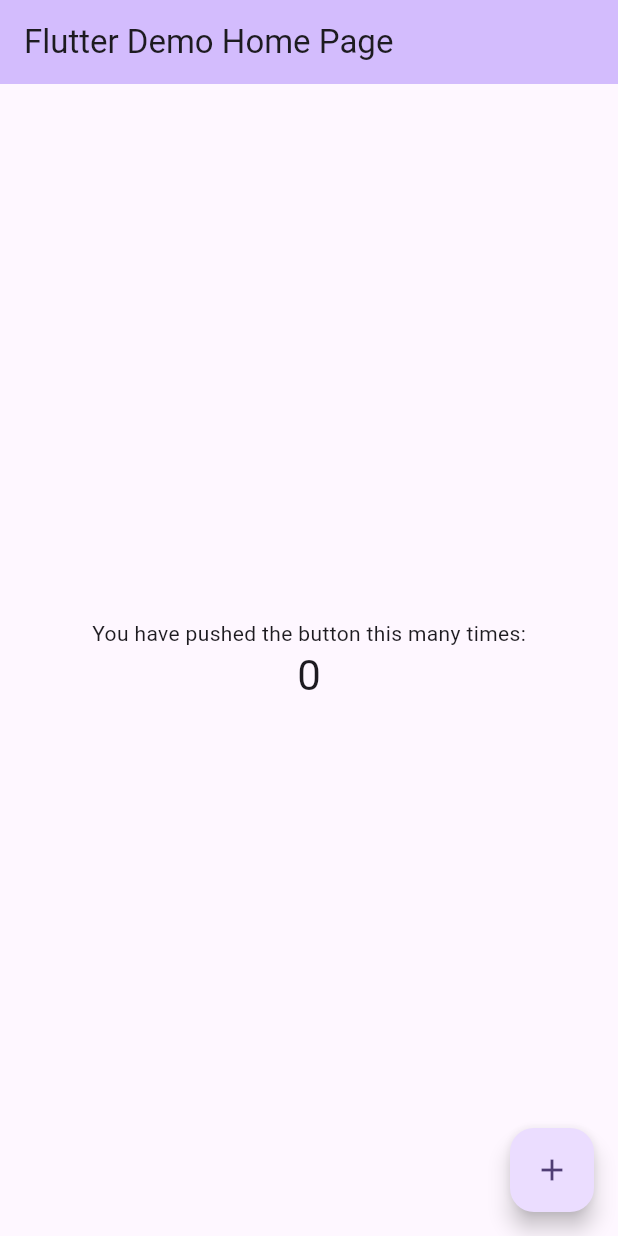
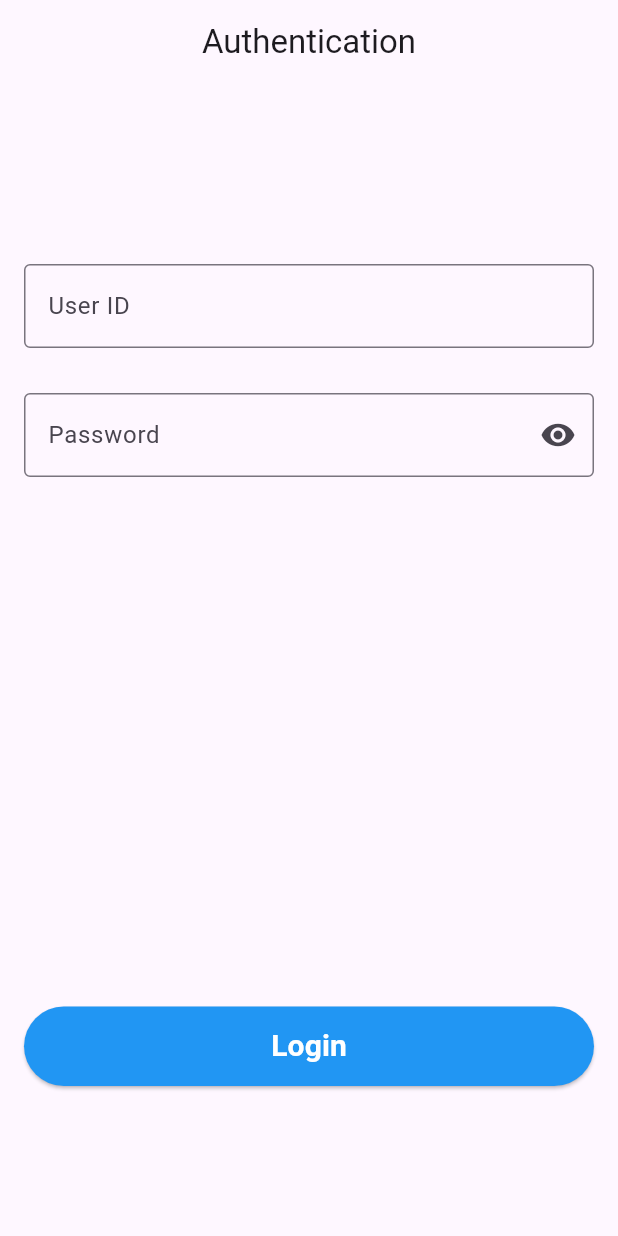
Before and after one commit to subhambiswas377flutternml/client_app, a Flutter app: the screen it shows after launch, on a phone screen of 412 x 824 dp. Run offline on Flutter 3.47's test engine with Material 3 defaults, Android fonts, the phone set to English and light mode, and no system bars; our stand-ins replace hive; accounts and stored records are empty.

Commit message:
made some progress

```diff
--- a/lib/main.dart
+++ b/lib/main.dart
@@ -1,122 +1,21 @@
+import 'package:customer_app/presentation/UI/screens/landing_screen.dart';
+import 'package:customer_app/utils/cache_manager.dart';
 import 'package:flutter/material.dart';
 
-void main() {
-  runApp(const MyApp());
+Future<void> main() async {
+  WidgetsFlutterBinding.ensureInitialized();
+  await CacheManager.init();
+  runApp(const App());
 }
 
-class MyApp extends StatelessWidget {
-  const MyApp({super.key});
+class App extends StatelessWidget{
+  const App({super.key});
 
-  // This widget is the root of your application.
   @override
-  Widget build(BuildContext context) {
+  Widget build(BuildContext context){
     return MaterialApp(
-      title: 'Flutter Demo',
-      theme: ThemeData(
-        // This is the theme of your application.
-        //
-        // TRY THIS: Try running your application with "flutter run". You'll see
-        // the application has a purple toolbar. Then, without quitting the app,
-        // try changing the seedColor in the colorScheme below to Colors.green
-        // and then invoke "hot reload" (save your changes or press the "hot
-        // reload" button in a Flutter-supported IDE, or press "r" if you used
-        // the command line to start the app).
-        //
-        // Notice that the counter didn't reset back to zero; the application
-        // state is not lost during the reload. To reset the state, use hot
-        // restart instead.
-        //
-        // This works for code too, not just values: Most code changes can be
-        // tested with just a hot reload.
-        colorScheme: ColorScheme.fromSeed(seedColor: Colors.deepPurple),
-      ),
-      home: const MyHomePage(title: 'Flutter Demo Home Page'),
+      debugShowCheckedModeBanner: false,
+      home: LandingScreen(),
     );
   }
 }
-
-class MyHomePage extends StatefulWidget {
-  const MyHomePage({super.key, required this.title});
-
-  // This widget is the home page of your application. It is stateful, meaning
-  // that it has a State object (defined below) that contains fields that affect
-  // how it looks.
-
-  // This class is the configuration for the state. It holds the values (in this
-  // case the title) provided by the parent (in this case the App widget) and
-  // used by the build method of the State. Fields in a Widget subclass are
-  // always marked "final".
-
-  final String title;
-
-  @override
-  State<MyHomePage> createState() => _MyHomePageState();
-}
-
-class _MyHomePageState extends State<MyHomePage> {
-  int _counter = 0;
-
-  void _incrementCounter() {
-    setState(() {
-      // This call to setState tells the Flutter framework that something has
-      // changed in this State, which causes it to rerun the build method below
-      // so that the display can reflect the updated values. If we changed
-      // _counter without calling setState(), then the build method would not be
-      // called again, and so nothing would appear to happen.
-      _counter++;
-    });
-  }
-
-  @override
-  Widget build(BuildContext context) {
-    // This method is rerun every time setState is called, for instance as done
-    // by the _incrementCounter method above.
-    //
-    // The Flutter framework has been optimized to make rerunning build methods
-    // fast, so that you can just rebuild anything that needs updating rather
-    // than having to individually change instances of widgets.
-    return Scaffold(
-      appBar: AppBar(
-        // TRY THIS: Try changing the color here to a specific color (to
-        // Colors.amber, perhaps?) and trigger a hot reload to see the AppBar
-        // change color while the other colors stay the same.
-        backgroundColor: Theme.of(context).colorScheme.inversePrimary,
-        // Here we take the value from the MyHomePage object that was created by
-        // the App.build method, and use it to set our appbar title.
-        title: Text(widget.title),
-      ),
-      body: Center(
-        // Center is a layout widget. It takes a single child and positions it
-        // in the middle of the parent.
-        child: Column(
-          // Column is also a layout widget. It takes a list of children and
-          // arranges them vertically. By default, it sizes itself to fit its
-          // children horizontally, and tries to be as tall as its parent.
-          //
-          // Column has various properties to control how it sizes itself and
-          // how it positions its children. Here we use mainAxisAlignment to
-          // center the children vertically; the main axis here is the vertical
-          // axis because Columns are vertical (the cross axis would be
-          // horizontal).
-          //
-          // TRY THIS: Invoke "debug painting" (choose the "Toggle Debug Paint"
-          // action in the IDE, or press "p" in the console), to see the
-          // wireframe for each widget.
-          mainAxisAlignment: MainAxisAlignment.center,
-          children: <Widget>[
-            const Text('You have pushed the button this many times:'),
-            Text(
-              '$_counter',
-              style: Theme.of(context).textTheme.headlineMedium,
-            ),
-          ],
-        ),
-      ),
-      floatingActionButton: FloatingActionButton(
-        onPressed: _incrementCounter,
-        tooltip: 'Increment',
-        child: const Icon(Icons.add),
-      ), // This trailing comma makes auto-formatting nicer for build methods.
-    );
-  }
-}
--- /dev/null
+++ b/lib/presentation/UI/screens/auth_screen.dart
@@ -0,0 +1,67 @@
+import 'package:customer_app/presentation/UI/screens/home_screen.dart';
+import 'package:customer_app/presentation/UI/widgets/custom_text_field.dart';
+import 'package:customer_app/presentation/UI/widgets/primary_button.dart';
+import 'package:flutter/material.dart';
+
+class AuthScreen extends StatefulWidget {
+  const AuthScreen({super.key});
+
+  @override
+  State<AuthScreen> createState() => _AuthScreenState();
+}
+
+class _AuthScreenState extends State<AuthScreen> {
+  late final TextEditingController userIdController;
+  late final TextEditingController pswdController;
+
+  @override
+  void initState(){
+    super.initState();
+    userIdController = TextEditingController();
+    pswdController = TextEditingController();
+  }
+
+  @override
+  Widget build(BuildContext context) {
+    return Scaffold(
+      resizeToAvoidBottomInset: false,
+      appBar: AppBar(
+        centerTitle: true,
+        title: Text("Authentication"),
+      ),
+
+      body: Padding(
+        padding: EdgeInsets.symmetric(horizontal: 16),
+        child: Column(
+          crossAxisAlignment: CrossAxisAlignment.stretch,
+          children: [
+            const SizedBox(height: 120,),
+            CustomTextField(
+              controller: userIdController,
+              label: "User ID",
+              hint: "Enter user ID",
+              validator: (val){
+                return "";
+              },
+            ),
+            const SizedBox(height: 30,),
+            CustomTextField(
+              controller: pswdController,
+              label: "Password",
+              hint: "Enter password",
+              isPswd: true,
+              validator: (val){
+                return "";
+              },
+            ),
+            const Spacer(),
+            PrimaryButton(text: "Login", onClick: (){
+              Navigator.of(context).push(MaterialPageRoute(builder: (_)=> const HomeScreen()));
+            }),
+            const SizedBox(height: 100,),
+          ],
+        ),
+      ),
+    );
+  }
+}
--- /dev/null
+++ b/lib/presentation/UI/widgets/custom_text_field.dart
@@ -0,0 +1,46 @@
+import 'package:flutter/material.dart';
+
+class CustomTextField extends StatelessWidget {
+  final String? label;
+  final String? hint;
+  final TextEditingController? controller;
+  final String? Function(String?) validator;
+  final bool isPswd;
+  const CustomTextField({
+    this.hint,
+    this.label,
+    this.controller,
+    required this.validator,
+    this.isPswd = false,
+    super.key
+    });
+
+  @override
+  Widget build(BuildContext context) {
+    final ValueNotifier<bool> hideContent = ValueNotifier<bool>(isPswd?true:false);
+
+    return ValueListenableBuilder<bool>(
+      valueListenable: hideContent,
+      builder: (context, showPswd, child) {
+        return TextFormField(
+                    controller: controller,
+                    obscureText: showPswd,
+                    decoration: InputDecoration(
+                      labelText: label,
+                      hintText: hint,
+                      suffixIcon: isPswd? InkWell(
+                        onTap: (){
+                          hideContent.value = !hideContent.value;
+                        },
+                        child: Icon(Icons.visibility),
+                        ):null,
+                      border: OutlineInputBorder(),
+                    ),
+                    validator: (value) {
+                      return validator.call(value);
+                    },
+                  );
+      }
+    );
+  }
+}
--- /dev/null
+++ b/lib/presentation/UI/widgets/primary_button.dart
@@ -0,0 +1,30 @@
+import 'package:flutter/material.dart';
+
+class PrimaryButton extends StatelessWidget {
+  final String text;
+  final Function() onClick;
+  const PrimaryButton({
+    required this.text,
+    required this.onClick,
+    super.key});
+
+  @override
+  Widget build(BuildContext context) {
+    return ElevatedButton(
+              onPressed: (){
+                onClick.call();
+              },
+              style: ElevatedButton.styleFrom(
+                padding: EdgeInsets.symmetric(vertical: 12),
+                backgroundColor: Colors.blue,
+              ),
+              child: Text(text,
+              style: TextStyle(
+                fontSize: 20,
+                fontWeight: FontWeight.bold,
+                  color: Colors.white
+                )
+              ),
+              );
+  }
+}
```
Also changed, not shown: lib/data/model/user_cache_model.dart (added, +38 -0 lines), lib/data/repository/user_repository.dart (added, +17 -0 lines), lib/presentation/UI/screens/add_user.dart (added, +96 -0 lines), lib/presentation/UI/screens/home_screen.dart (added, +43 -0 lines), lib/presentation/UI/screens/landing_screen.dart (added, +28 -0 lines), lib/presentation/UI/widgets/user_card.dart (added, +113 -0 lines), lib/utils/cache_manager.dart (added, +58 -0 lines), lib/utils/constants.dart (added, +7 -0 lines), pubspec.yaml (+7 -0 lines), lib/data/model/user_cache_model.g.dart (added), lib/presentation/UI/auth_screen.dart (deleted), pubspec.lock, 1 other file.
